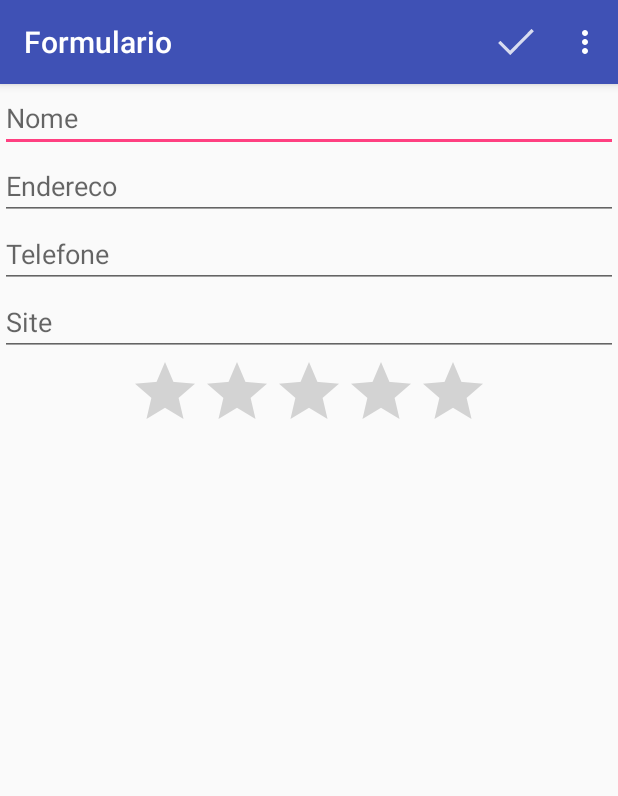
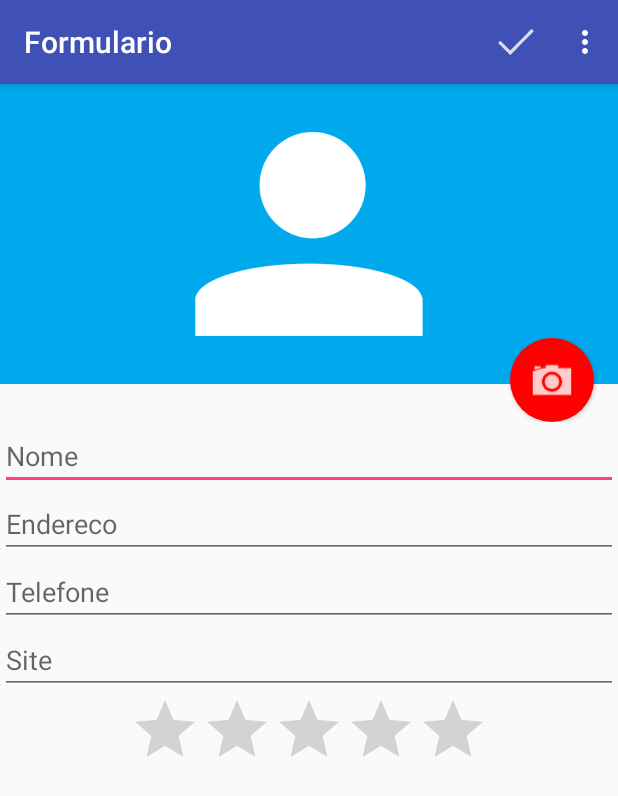
Before and after one commit to Micaelns/agendaAndroid, an Android app: the FormularioActivity screen opened directly, with no data from a screen before it, on a phone screen of 412 x 824 dp. Shown: the top 796 px of the screen. Run offline under Robolectric (Android 15) with nearby library versions, the phone set to English and light mode, and no system bars.

Commit message:
add foto no formulario

```diff
--- a/app/src/main/AndroidManifest.xml
+++ b/app/src/main/AndroidManifest.xml
@@ -3,6 +3,7 @@
     package="br.com.soledade.agenda">
     <uses-permission android:name="android.permission.CALL_PHONE" />
     <application
+        android:debuggable="true"
         android:allowBackup="true"
         android:icon="@mipmap/ic_launcher"
         android:label="@string/app_name"
--- /dev/null
+++ b/app/src/main/res/drawable/fundo_camera.xml
@@ -0,0 +1,15 @@
+<?xml version="1.0" encoding="utf-8"?>
+<layer-list xmlns:android="http://schemas.android.com/apk/res/android">
+    <item>
+        <shape
+            android:shape="oval">
+            <solid android:color="#ff0000"/>
+            <padding android:top="10dp"
+                android:bottom="10dp"
+                android:left="10dp"
+                android:right="10dp"
+                />
+        </shape>
+    </item>
+    <item android:drawable="@drawable/ic_camera"/>
+</layer-list>
--- a/app/src/main/res/layout/activity_formulario.xml
+++ b/app/src/main/res/layout/activity_formulario.xml
@@ -8,6 +8,24 @@
         android:layout_width="match_parent"
         android:layout_height="match_parent"
         android:orientation="vertical">
+
+        <RelativeLayout
+            android:layout_width="match_parent"
+            android:layout_height="225dp">
+            <Button
+                android:layout_width="56dp"
+                android:layout_height="56dp"
+                android:layout_alignParentBottom="true"
+                android:layout_alignParentRight="true"
+                android:layout_marginRight="16dp"
+                android:background="@drawable/fundo_camera"
+                />
+            <ImageView
+                android:layout_width="match_parent"
+                android:layout_height="200dp"
+                android:src="@drawable/person"
+                android:background="#00A8EC"/>
+        </RelativeLayout>
 
         <EditText
             android:layout_width="match_parent"
```
